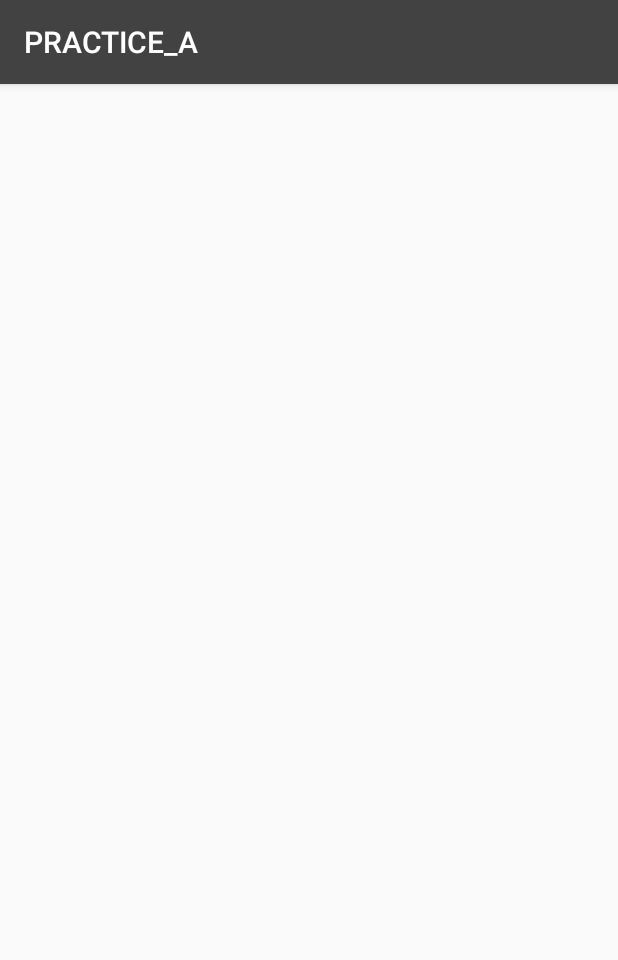
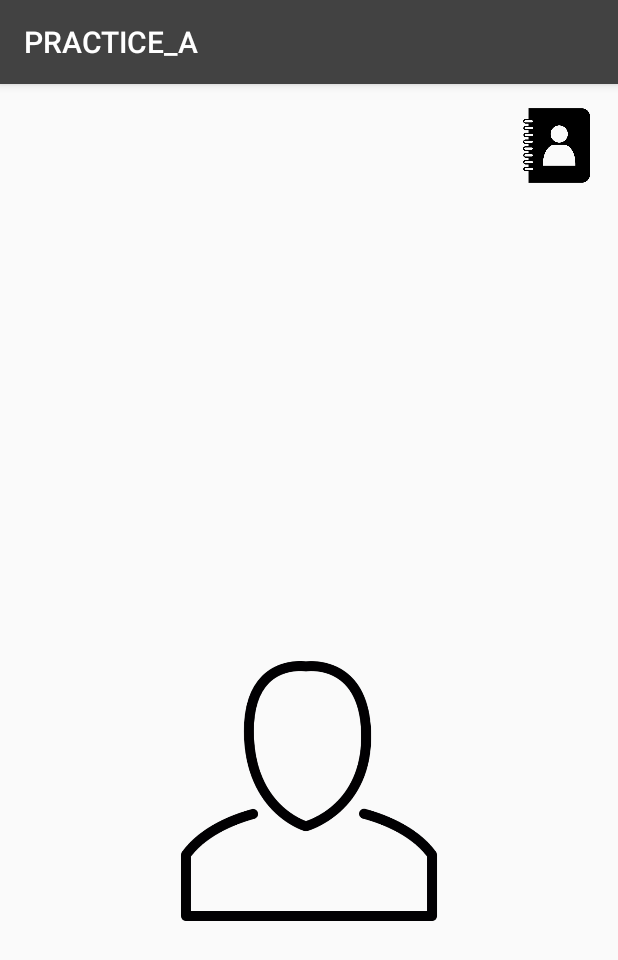
Before and after one commit to eunji6546/CS496_Project2, an Android app: the ContactDetail screen opened directly, with no data from a screen before it, on a phone screen of 412 x 824 dp. Shown: the top 960 px of the screen. Run offline under Robolectric (Android 15) with nearby library versions, the phone set to English and light mode, and no system bars.

Commit message:
연락처 디테일 추가

```diff
--- a/app/build.gradle
+++ b/app/build.gradle
@@ -10,6 +10,7 @@ android {
         targetSdkVersion 23
         versionCode 1
         versionName "1.0"
+        multiDexEnabled true
     }
     buildTypes {
         release {
@@ -32,6 +33,7 @@ dependencies {
     compile 'com.android.support:recyclerview-v7:23.4.0'
     compile 'org.apache.httpcomponents:httpclient:4.5'
     compile 'org.apache.httpcomponents:httpcore:4.4.3'
+    compile 'com.android.support:multidex:1.0.0'
 }
 android {
     useLibrary 'org.apache.http.legacy'
--- a/app/src/main/java/com/example/q/practice_a/ContactDetail.java
+++ b/app/src/main/java/com/example/q/practice_a/ContactDetail.java
@@ -1,13 +1,46 @@
 package com.example.q.practice_a;
 
+import android.content.Intent;
 import android.support.v7.app.AppCompatActivity;
 import android.os.Bundle;
+import android.widget.EditText;
+import android.widget.ImageView;
+import android.widget.TextView;
 
 public class ContactDetail extends AppCompatActivity {
+    ImageView mPhoto;
+    TextView mName;
+    TextView mNumberOrEmail;
+    ImageView mFrom;
 
     @Override
     protected void onCreate(Bundle savedInstanceState) {
         super.onCreate(savedInstanceState);
         setContentView(R.layout.activity_contact_detail);
+        Intent i = getIntent();
+        String pn = i.getStringExtra("numberOrEmail");
+        String name = i.getStringExtra("name");
+        String photo = i.getStringExtra("profilePhoto"); //되나?
+        String from = i.getStringExtra("from");
+
+
+        mNumberOrEmail = (TextView) findViewById(R.id.textView3);
+        mNumberOrEmail.setText(pn);
+        mName = (TextView)findViewById(R.id.textView2);
+        mName.setText(name);
+
+        //vhxh
+
+        mFrom = (ImageView)findViewById(R.id.imageView2);
+
+        if (from == "0"){
+            mFrom.setImageResource(R.drawable.facebook_logo);
+        }else{
+            mFrom.setImageResource(R.drawable.phonebook);
+        }
+
+
+
+
     }
 }
--- a/app/src/main/java/com/example/q/practice_a/OneContact.java
+++ b/app/src/main/java/com/example/q/practice_a/OneContact.java
@@ -10,10 +10,11 @@ import java.util.Comparator;
  */
 public class OneContact {
     /* 리스트 정보를 담고 있을 객체 생성 */
-    public Drawable mPhoto;
+    //public Drawable mPhoto;
+    public String mPhoto;
     public String mName;
     public String mNumberOrEmail;
-    public Long mFrom; // 0:From Facebook, 1: From Phone
+    public String  mFrom; // 0:From Facebook, 1: From Phone
 
 
     /* 알파벳 정렬 */
--- a/app/src/main/res/layout/activity_contact_detail.xml
+++ b/app/src/main/res/layout/activity_contact_detail.xml
@@ -9,4 +9,37 @@
     android:paddingTop="@dimen/activity_vertical_margin"
     tools:context="com.example.q.practice_a.ContactDetail">
 
+    <ImageView
+        android:layout_width="300sp"
+        android:layout_height="300sp"
+        android:id="@+id/imageView"
+        android:layout_above="@+id/textView2"
+        android:layout_centerHorizontal="true"
+        android:layout_marginBottom="23dp"
+        android:src = "@drawable/big_user_profile"/>
+
+    <TextView
+        android:layout_width="wrap_content"
+        android:layout_height="wrap_content"
+        android:text="New Text"
+        android:id="@+id/textView2"
+        android:layout_marginBottom="27dp"
+        android:layout_above="@+id/textView3"
+        android:layout_alignStart="@+id/imageView" />
+
+    <TextView
+        android:layout_width="wrap_content"
+        android:layout_height="wrap_content"
+        android:text="New Text"
+        android:id="@+id/textView3"
+        android:layout_alignParentBottom="true"
+        android:layout_alignStart="@+id/textView2"
+        android:layout_marginBottom="41dp" />
+
+    <ImageView
+        android:layout_width="50sp"
+        android:layout_height="50sp"
+        android:id="@+id/imageView2"
+        android:layout_alignParentTop="true"
+        android:layout_alignParentEnd="true" />
 </RelativeLayout>
```
Also changed, not shown: app/src/main/java/com/example/q/practice_a/ListViewAdapter.java (+17 -7 lines), app/src/main/java/com/example/q/practice_a/Tab1Fragment.java (+43 -12 lines), app/src/main/java/com/example/q/practice_a/dummy/DummyContent.java (deleted, +0 -72 lines), app/src/main/java/com/example/q/practice_a/dummy/ListViewAdapter.java (deleted, +0 -90 lines), app/src/main/java/com/example/q/practice_a/dummy/OneContact.java (deleted, +0 -29 lines), app/src/main/res/drawable/big_user_profile.png (added).
